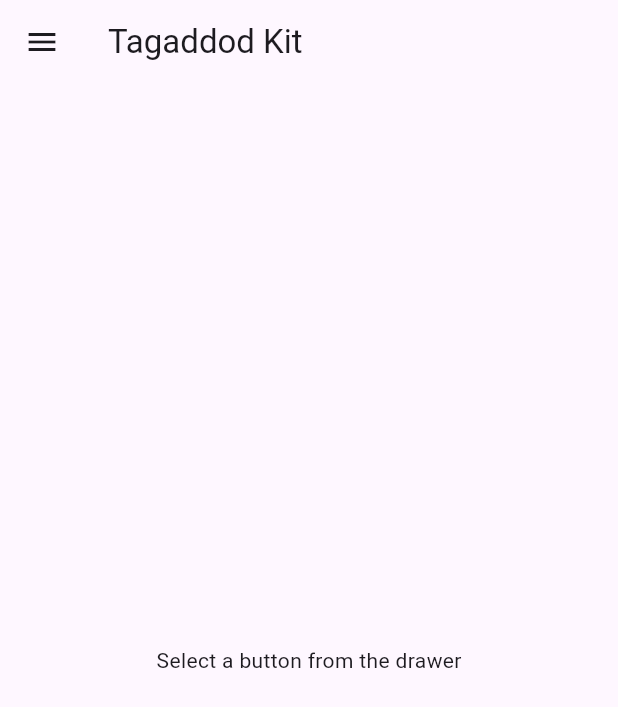
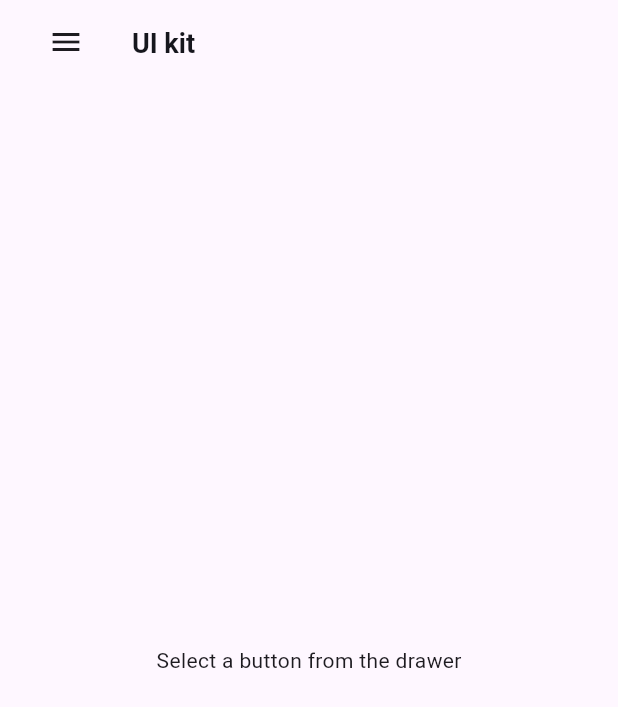
Before and after one commit to Tagaddod/Tagaddod-NewUi-Kit, a Flutter app: the screen it shows after launch, on a phone screen of 412 x 824 dp. Shown: the top 707 px of the screen. Run offline on Flutter 3.47's test engine with Material 3 defaults, Android fonts, the phone set to English and light mode, and no system bars; our stand-ins replace auto_size_text, flutter_screenutil, flutter_svg.

Commit message:
top app bar

```diff
--- a/lib/tagaddod_kit.dart
+++ b/lib/tagaddod_kit.dart
@@ -1,5 +1,6 @@
 import 'package:flutter/material.dart';
 import 'package:tagaddod_ui_kit/app_drawer.dart';
+import 'package:tagaddod_ui_kit/widgets/top_app_bar.dart';
 
 class TagaddodKit extends StatefulWidget {
   const TagaddodKit({super.key});
@@ -20,7 +21,11 @@ class _TagaddodKitState extends State<TagaddodKit> {
   @override
   Widget build(BuildContext context) {
     return Scaffold(
-      appBar: AppBar(title: const Text("Tagaddod Kit")),
+      appBar: const TopAppBar(
+        title: Text(
+          "UI kit",
+        ),
+      ),
       drawer: AppDrawer(
         onSelectWidget: _updateWidget,
       ),
--- a/lib/widgets/button/app_filled_button.dart
+++ b/lib/widgets/button/app_filled_button.dart
@@ -17,7 +17,7 @@ class AppFilledButton extends StatelessWidget {
   final Color? disabledBackgroundColor;
   final Color? disabledTextColor;
   final BorderRadius? borderRadius;
-  final Border? borderColor;
+  final Color? borderColor;
   final Color? textColor;
 
   final double width;
@@ -41,6 +41,7 @@ class AppFilledButton extends StatelessWidget {
     this.buttonType = ButtonType.defaultButton,
   })  : _btnTextStyle = BodyStyles.bodySmSemiBold,
         _height = 40;
+
   AppFilledButton.medium(
       {super.key,
       required this.btnText,
@@ -58,6 +59,7 @@ class AppFilledButton extends StatelessWidget {
       : _btnTextStyle = BodyStyles.bodySmSemiBold,
         _height = 40,
         textColor = textColor ?? getDefaultTextColor(buttonType);
+
   AppFilledButton.large(
       {super.key,
       required this.btnText,
@@ -91,7 +93,8 @@ class AppFilledButton extends StatelessWidget {
           height: _height,
           decoration: getButtonTypeDecoration(buttonType).copyWith(
             borderRadius: borderRadius,
-            border: borderColor,
+            border:
+                borderColor == null ? null : Border.all(color: borderColor!),
             color: onTap == null ? disabledBackgroundColor : backgroundColor,
           ),
           child: isLoading
--- a/lib/widgets/button/app_tonal_button.dart
+++ b/lib/widgets/button/app_tonal_button.dart
@@ -16,7 +16,7 @@ class AppTonalButton extends StatelessWidget {
   final Color? disabledBackgroundColor;
   final Color? disabledTextColor;
   final BorderRadius? borderRadius;
-  final Border? borderColor;
+  final Color? borderColor;
   Color? textColor;
 
   final double width;
@@ -90,7 +90,8 @@ class AppTonalButton extends StatelessWidget {
           height: _height,
           decoration: getButtonTypeDecoration(buttonType).copyWith(
             borderRadius: borderRadius,
-            border: borderColor,
+            border:
+                borderColor == null ? null : Border.all(color: borderColor!),
             color: onTap == null ? disabledBackgroundColor : backgroundColor,
           ),
           child: isLoading
--- /dev/null
+++ b/lib/widgets/top_app_bar.dart
@@ -0,0 +1,56 @@
+import 'package:flutter/material.dart';
+import 'package:flutter/services.dart';
+import 'package:tagaddod_ui_kit/colors/semantic/text_colors.dart';
+import 'package:tagaddod_ui_kit/typography/semantics/body_styles.dart';
+
+class TopAppBar extends StatelessWidget implements PreferredSizeWidget {
+  final Widget? title;
+  final Widget? suffix;
+  final Widget? prefix;
+  final bool? centerTitle;
+
+  final double? titleSpacing;
+
+  final TextStyle? titleTextStyle;
+
+  final ShapeBorder? shape;
+  final Color? backgroundColor;
+  final SystemUiOverlayStyle? systemUiOverlayStyle;
+  final bool automaticallyImplyLeading;
+
+  const TopAppBar(
+      {this.title,
+      this.prefix,
+      this.suffix,
+      this.backgroundColor,
+      this.systemUiOverlayStyle,
+      this.shape,
+      this.centerTitle,
+      this.titleSpacing,
+      this.titleTextStyle,
+      this.automaticallyImplyLeading = true,
+      super.key});
+
+  @override
+  Widget build(BuildContext context) {
+    return Padding(
+      padding: const EdgeInsets.symmetric(horizontal: 16, vertical: 8),
+      child: AppBar(
+        title: title,
+        leading: prefix,
+        centerTitle: centerTitle,
+        titleSpacing: titleSpacing,
+        titleTextStyle: titleTextStyle ??
+            BodyStyles.bodyLgSemiBold.copyWith(color: TextColors.colorText),
+        shape: shape,
+        backgroundColor: backgroundColor,
+        systemOverlayStyle: systemUiOverlayStyle,
+        automaticallyImplyLeading: automaticallyImplyLeading,
+        actions: suffix == null ? [] : [suffix!],
+      ),
+    );
+  }
+
+  @override
+  Size get preferredSize => const Size.fromHeight(kToolbarHeight);
+}
```
